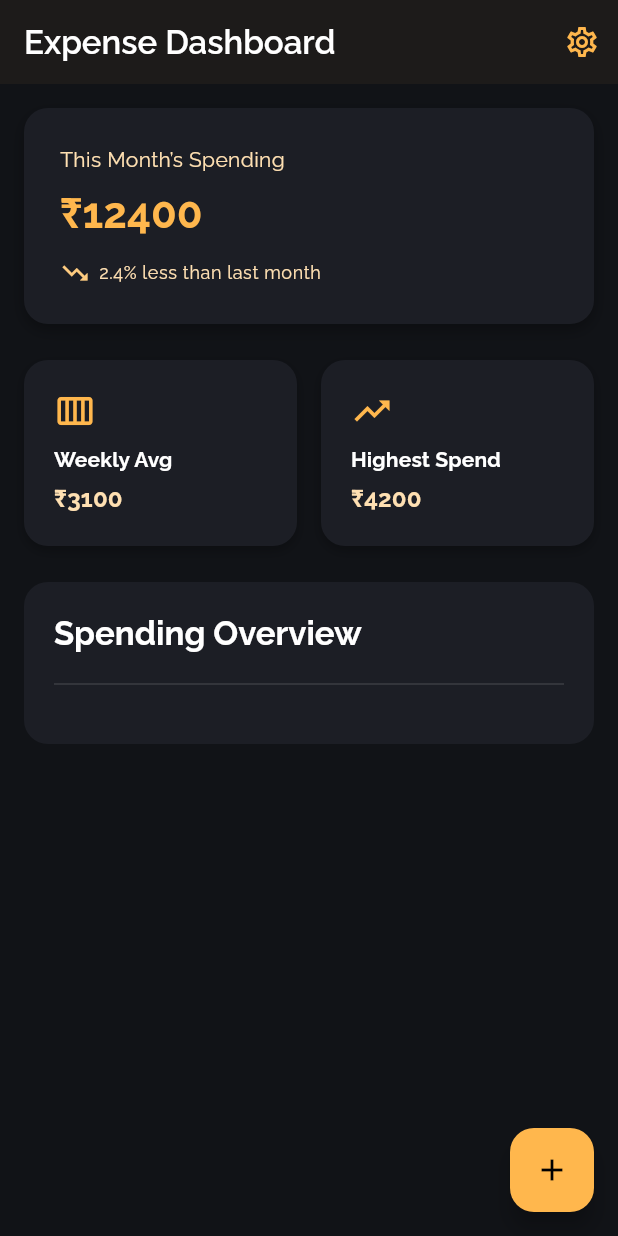
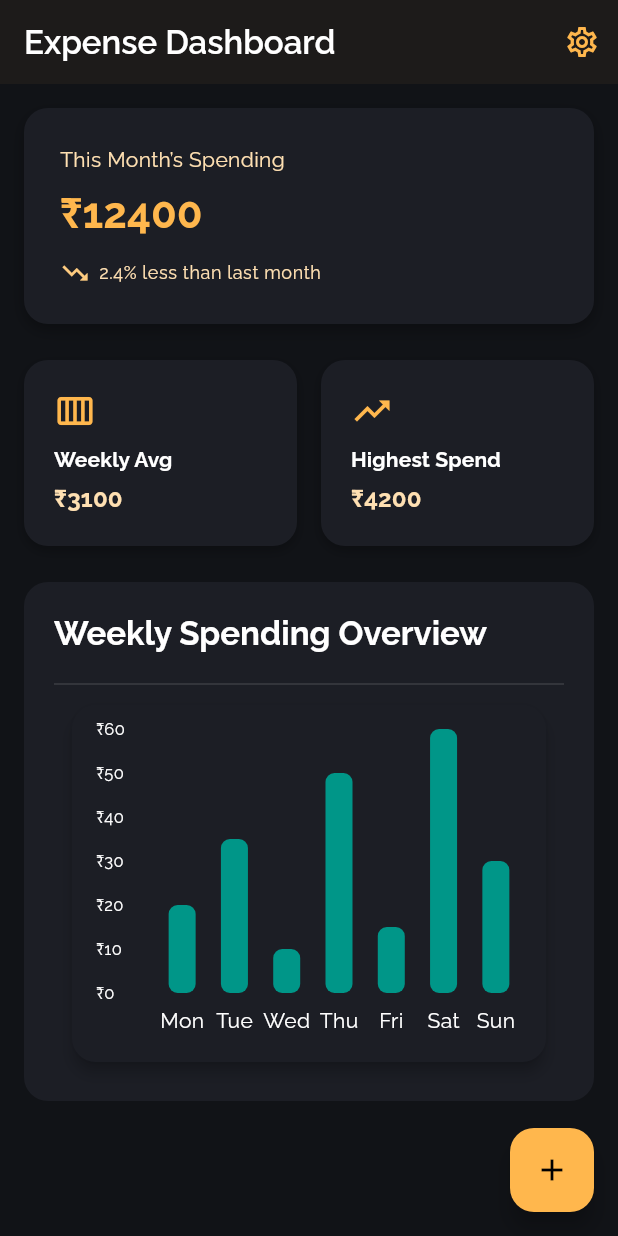
Before and after one commit to crux-bphc/flutter_workshop_25, a Flutter app: the screen it shows after launch, on a phone screen of 412 x 824 dp. Run offline on Flutter 3.47's test engine with Material 3 defaults, Android fonts, the light colour scheme and no system bars; drawn by our look-alikes of fl_chart; our stand-ins replace google_fonts.

Commit message:
feat: add bar graph for weekly spending (hardcoded)

```diff
--- a/lib/screens/home_screen.dart
+++ b/lib/screens/home_screen.dart
@@ -1,5 +1,6 @@
 import 'package:flutter/material.dart';
 import 'package:flutter_workshop_25/theme.dart';
+import 'package:flutter_workshop_25/widgets/spending_graph.dart';
 
 class HomeScreen extends StatelessWidget {
   const HomeScreen({super.key});
@@ -114,7 +115,7 @@ class HomeScreen extends StatelessWidget {
                 crossAxisAlignment: CrossAxisAlignment.start,
                 children: [
                   Text(
-                    "Spending Overview",
+                    "Weekly Spending Overview",
                     style: Theme.of(context).textTheme.titleLarge!.copyWith(
                       fontWeight: FontWeight.bold,
                       color: AppColors.textPrimary,
@@ -122,8 +123,7 @@ class HomeScreen extends StatelessWidget {
                   ),
                   const SizedBox(height: 12),
                   const Divider(),
-                  const SizedBox(height: 12),
-                  //todo: add some graphs for spending overview
+                  SpendingGraph(),
                 ],
               ),
             ),
--- /dev/null
+++ b/lib/widgets/spending_graph.dart
@@ -0,0 +1,94 @@
+import 'package:fl_chart/fl_chart.dart';
+import 'package:flutter/material.dart';
+
+class SpendingGraph extends StatelessWidget {
+  const SpendingGraph({super.key});
+
+  @override
+  Widget build(BuildContext context) {
+    final data = {
+      "Mon": 20.0,
+      "Tue": 35.0,
+      "Wed": 10.0,
+      "Thu": 50.0,
+      "Fri": 15.0,
+      "Sat": 60.0,
+      "Sun": 30.0,
+    };
+
+    return Card(
+      shape: RoundedRectangleBorder(borderRadius: BorderRadius.circular(16)),
+      elevation: 4,
+      child: Padding(
+        padding: const EdgeInsets.all(16.0),
+        child: Column(
+          crossAxisAlignment: CrossAxisAlignment.start,
+          children: [
+            SizedBox(
+              height: MediaQuery.of(context).size.height * 0.25,
+              child: BarChart(
+                BarChartData(
+                  alignment: BarChartAlignment.spaceAround,
+                  borderData: FlBorderData(show: false),
+                  gridData: const FlGridData(show: false),
+                  titlesData: FlTitlesData(
+                    leftTitles: AxisTitles(
+                      sideTitles: SideTitles(
+                        showTitles: true,
+                        interval: 10, //todo: make this dynamic
+                        reservedSize: 40,
+                        getTitlesWidget: (value, meta) {
+                          return Text(
+                            '₹${value.toInt()}',
+                            style: const TextStyle(
+                              fontSize: 11,
+                              color: Colors.white,
+                            ),
+                          );
+                        },
+                      ),
+                    ),
+                    rightTitles: const AxisTitles(
+                      sideTitles: SideTitles(showTitles: false),
+                    ),
+                    topTitles: const AxisTitles(
+                      sideTitles: SideTitles(showTitles: false),
+                    ),
+                    bottomTitles: AxisTitles(
+                      sideTitles: SideTitles(
+                        showTitles: true,
+                        getTitlesWidget: (value, meta) {
+                          final day = data.keys.elementAt(value.toInt());
+                          return Padding(
+                            padding: const EdgeInsets.only(top: 8.0),
+                            child: Text(day),
+                          );
+                        },
+                        reservedSize: 30,
+                      ),
+                    ),
+                  ),
+                  barGroups: data.values.toList().asMap().entries.map((entry) {
+                    final index = entry.key;
+                    final amount = entry.value;
+                    return BarChartGroupData(
+                      x: index,
+                      barRods: [
+                        BarChartRodData(
+                          toY: amount,
+                          color: Colors.teal,
+                          width: 18,
+                          borderRadius: BorderRadius.circular(6),
+                        ),
+                      ],
+                    );
+                  }).toList(),
+                ),
+              ),
+            ),
+          ],
+        ),
+      ),
+    );
+  }
+}
--- a/pubspec.yaml
+++ b/pubspec.yaml
@@ -36,6 +36,7 @@ dependencies:
   cupertino_icons: ^1.0.8
   intl: ^0.20.2
   google_fonts: ^6.3.2
+  fl_chart: ^0.68.0
 
 dev_dependencies:
   flutter_test:
```
Also changed, not shown: pubspec.lock, 1 other file.
